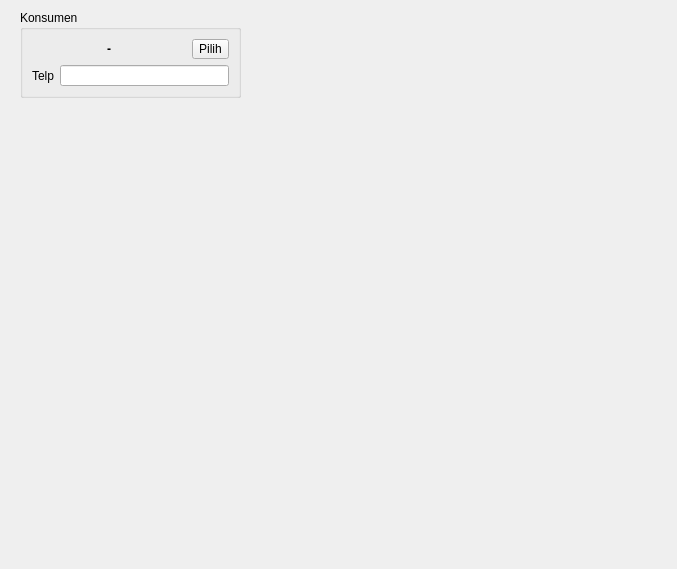
Old version of the form src/dialogs/invoicecomposerdialog.ui in the repository AyahnaSyahid/LazyMins.
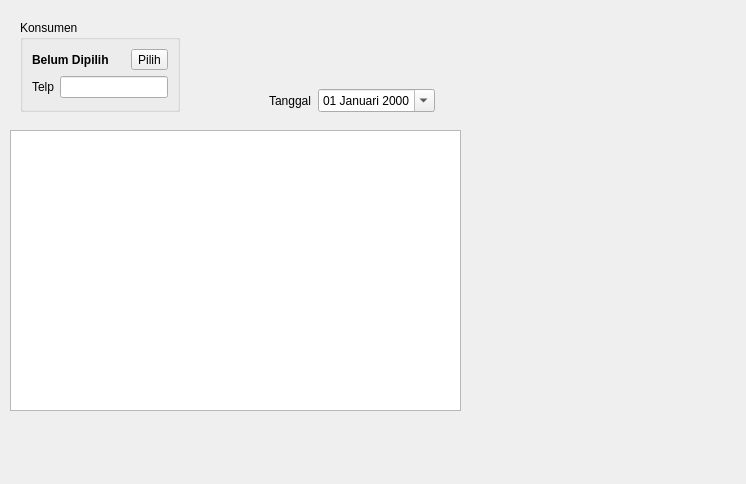
New version of the form.

Commit message: Fine tune

Diff of the .ui file:
```diff
--- a/src/dialogs/invoicecomposerdialog.ui
+++ b/src/dialogs/invoicecomposerdialog.ui
@@ -6,63 +6,158 @@
    <rect>
     <x>0</x>
     <y>0</y>
-    <width>677</width>
-    <height>569</height>
+    <width>746</width>
+    <height>484</height>
    </rect>
   </property>
   <property name="windowTitle">
    <string>Dialog</string>
   </property>
-  <widget class="QGroupBox" name="groupBox">
+  <property name="locale">
+   <locale language="Indonesian" country="Indonesia"/>
+  </property>
+  <widget class="QListView" name="listView">
+   <property name="geometry">
+    <rect>
+     <x>10</x>
+     <y>130</y>
+     <width>451</width>
+     <height>281</height>
+    </rect>
+   </property>
+  </widget>
+  <widget class="QWidget" name="">
    <property name="geometry">
     <rect>
      <x>20</x>
-     <y>10</y>
-     <width>221</width>
-     <height>88</height>
+     <y>20</y>
+     <width>424</width>
+     <height>92</height>
     </rect>
    </property>
-   <property name="title">
-    <string>Konsumen</string>
-   </property>
-   <layout class="QFormLayout" name="formLayout">
-    <item row="1" column="0">
-     <widget class="QLabel" name="telpLabel">
-      <property name="text">
-       <string>Telp</string>
-      </property>
-     </widget>
+   <layout class="QHBoxLayout" name="horizontalLayout_3">
+    <item>
+     <layout class="QVBoxLayout" name="verticalLayout">
+      <item>
+       <widget class="QGroupBox" name="groupBox">
+        <property name="title">
+         <string>Konsumen</string>
+        </property>
+        <layout class="QFormLayout" name="formLayout">
+         <item row="0" column="0" colspan="2">
+          <layout class="QHBoxLayout" name="horizontalLayout">
+           <item>
+            <widget class="QLabel" name="labelNama">
+             <property name="font">
+              <font>
+               <bold>true</bold>
+              </font>
+             </property>
+             <property name="text">
+              <string>Belum Dipilih</string>
+             </property>
+             <property name="alignment">
+              <set>Qt::AlignmentFlag::AlignLeading|Qt::AlignmentFlag::AlignLeft|Qt::AlignmentFlag::AlignVCenter</set>
+             </property>
+            </widget>
+           </item>
+           <item>
+            <widget class="QToolButton" name="pilihButton">
+             <property name="text">
+              <string>Pilih</string>
+             </property>
+            </widget>
+           </item>
+          </layout>
+         </item>
+         <item row="1" column="0">
+          <widget class="QLabel" name="telpLabel">
+           <property name="text">
+            <string>Telp</string>
+           </property>
+          </widget>
+         </item>
+         <item row="1" column="1">
+          <widget class="QLineEdit" name="phoneLineEdit">
+           <property name="alignment">
+            <set>Qt::AlignmentFlag::AlignCenter</set>
+           </property>
+          </widget>
+         </item>
+        </layout>
+       </widget>
+      </item>
+     </layout>
     </item>
-    <item row="1" column="1">
-     <widget class="QLineEdit" name="phoneLineEdit">
-      <property name="alignment">
-       <set>Qt::AlignmentFlag::AlignCenter</set>
+    <item>
+     <spacer name="horizontalSpacer">
+      <property name="orientation">
+       <enum>Qt::Orientation::Horizontal</enum>
       </property>
-     </widget>
+      <property name="sizeHint" stdset="0">
+       <size>
+        <width>40</width>
+        <height>20</height>
+       </size>
+      </property>
+     </spacer>
     </item>
-    <item row="0" column="0" colspan="2">
-     <layout class="QHBoxLayout" name="horizontalLayout">
+    <item>
+     <layout class="QVBoxLayout" name="verticalLayout_2">
       <item>
-       <widget class="QLabel" name="labelNama">
-        <property name="font">
-         <font>
-          <bold>true</bold>
-         </font>
+       <spacer name="verticalSpacer">
+        <property name="orientation">
+         <enum>Qt::Orientation::Vertical</enum>
         </property>
-        <property name="text">
-         <string>-</string>
+        <property name="sizeHint" stdset="0">
+         <size>
+          <width>20</width>
+          <height>40</height>
+         </size>
         </property>
-        <property name="alignment">
-         <set>Qt::AlignmentFlag::AlignCenter</set>
-        </property>
-       </widget>
+       </spacer>
       </item>
       <item>
-       <widget class="QToolButton" name="pilihButton">
-        <property name="text">
-         <string>Pilih</string>
+       <layout class="QHBoxLayout" name="horizontalLayout_2" stretch="0,1">
+        <property name="leftMargin">
+         <number>9</number>
         </property>
-       </widget>
+        <property name="topMargin">
+         <number>9</number>
+        </property>
+        <property name="rightMargin">
+         <number>9</number>
+        </property>
+        <property name="bottomMargin">
+         <number>0</number>
+        </property>
+        <item>
+         <widget class="QLabel" name="label">
+          <property name="text">
+           <string>Tanggal</string>
+          </property>
+         </widget>
+        </item>
+        <item>
+         <widget class="QDateEdit" name="dateEdit">
+          <property name="alignment">
+           <set>Qt::AlignmentFlag::AlignCenter</set>
+          </property>
+          <property name="buttonSymbols">
+           <enum>QAbstractSpinBox::ButtonSymbols::NoButtons</enum>
+          </property>
+          <property name="displayFormat">
+           <string>dd MMMM yyyy</string>
+          </property>
+          <property name="calendarPopup">
+           <bool>true</bool>
+          </property>
+          <property name="timeSpec">
+           <enum>Qt::TimeSpec::LocalTime</enum>
+          </property>
+         </widget>
+        </item>
+       </layout>
       </item>
      </layout>
     </item>
```
Left out of the diff: 2 changed lines with no effect on the pictures.
